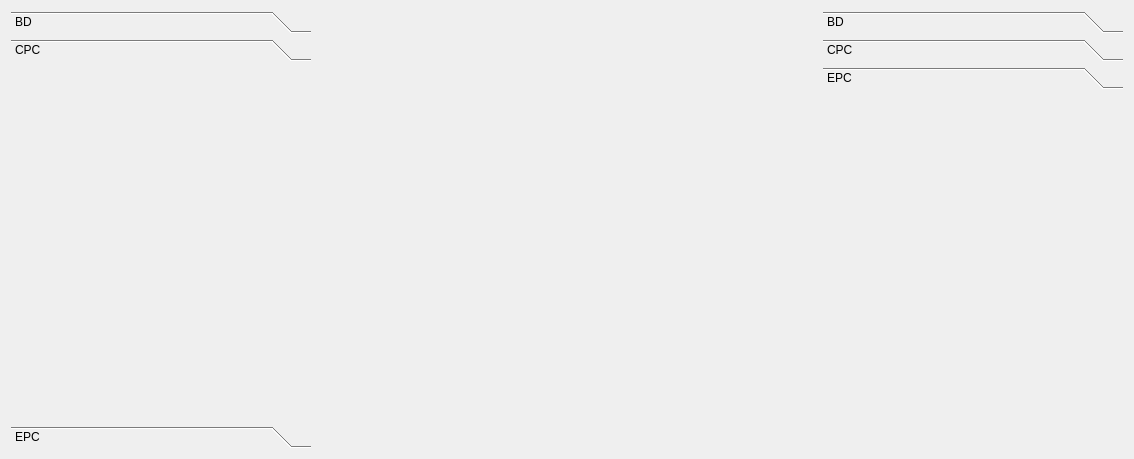
Qt form Tools/ToolTreesearcher/qttreesearchermaindialog.ui (richelbilderbeek/ProjectRichelBilderbeek) before a commit.
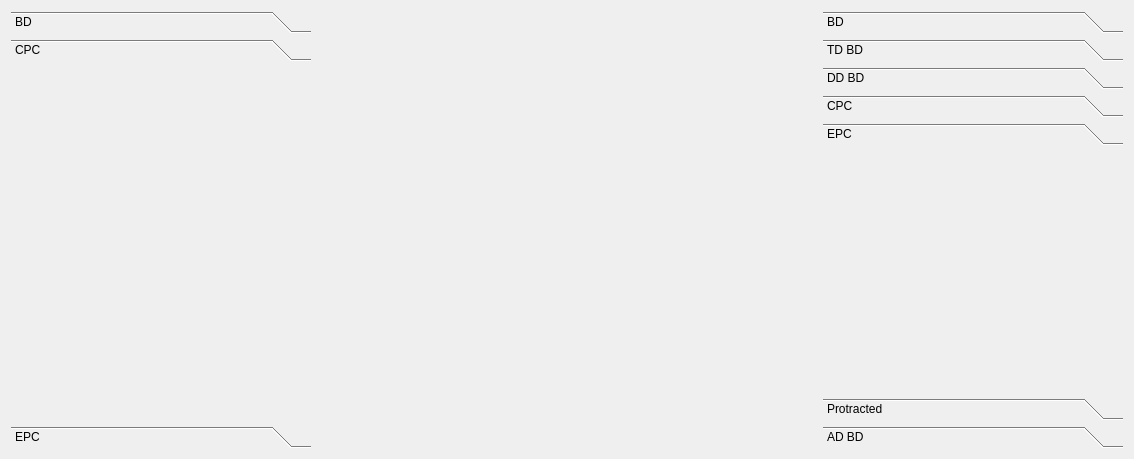
The same form after that commit. The open tabs and pages were chosen to show the change.

Patch:
```diff
--- a/Tools/ToolTreesearcher/qttreesearchermaindialog.ui
+++ b/Tools/ToolTreesearcher/qttreesearchermaindialog.ui
@@ -118,7 +118,23 @@
        <string>Birth-Death</string>
       </attribute>
      </widget>
-     <widget class="QWidget" name="page_cpc_3">
+     <widget class="QWidget" name="page_analyse_td_bd">
+      <attribute name="label">
+       <string>TD BD</string>
+      </attribute>
+      <attribute name="toolTip">
+       <string>Time-dependent birth-death</string>
+      </attribute>
+     </widget>
+     <widget class="QWidget" name="page_analyse_dd_bd">
+      <attribute name="label">
+       <string>DD BD</string>
+      </attribute>
+      <attribute name="toolTip">
+       <string>Density dependent birth-death</string>
+      </attribute>
+     </widget>
+     <widget class="QWidget" name="page_analyse_cpc">
       <property name="geometry">
        <rect>
         <x>0</x>
@@ -139,8 +155,8 @@
        <rect>
         <x>0</x>
         <y>0</y>
-        <width>98</width>
-        <height>28</height>
+        <width>300</width>
+        <height>255</height>
        </rect>
       </property>
       <attribute name="label">
@@ -150,6 +166,19 @@
        <string>Exponential-size population coalescent</string>
       </attribute>
      </widget>
+     <widget class="QWidget" name="page_analyse_protracted">
+      <attribute name="label">
+       <string>Protracted</string>
+      </attribute>
+     </widget>
+     <widget class="QWidget" name="page_analyse_ad_bd">
+      <attribute name="label">
+       <string>AD BD</string>
+      </attribute>
+      <attribute name="toolTip">
+       <string>Age-dependent birth-death</string>
+      </attribute>
+     </widget>
     </widget>
    </item>
   </layout>
```
Left out of the diff: 18 changed lines with no effect on the pictures.
